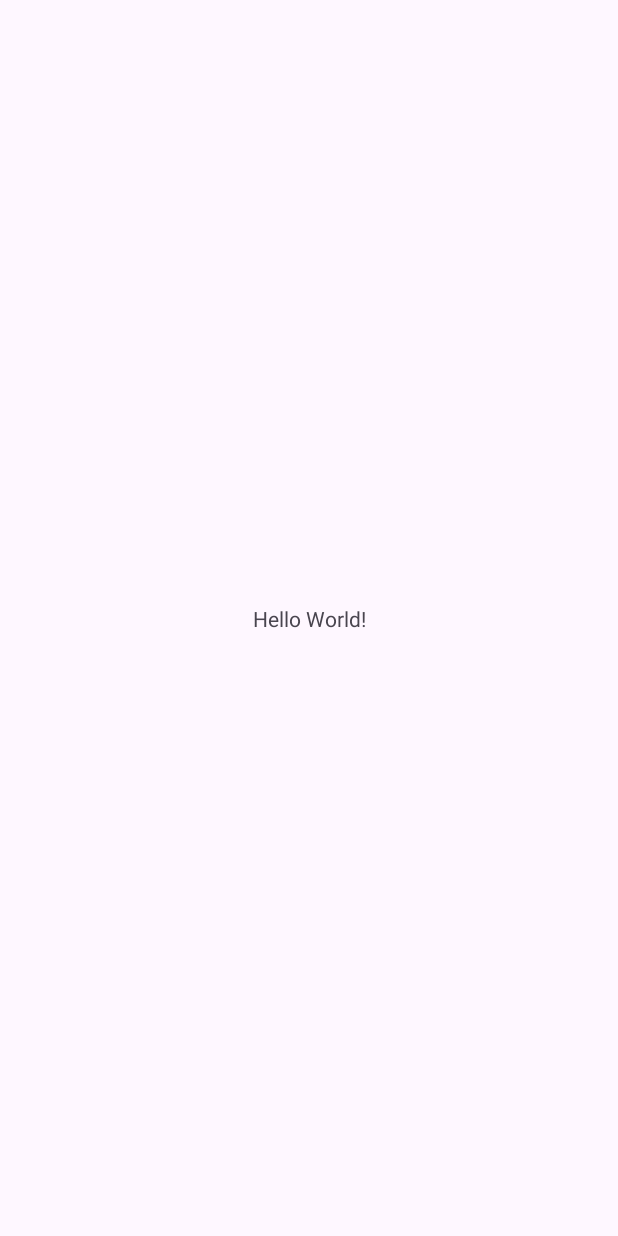
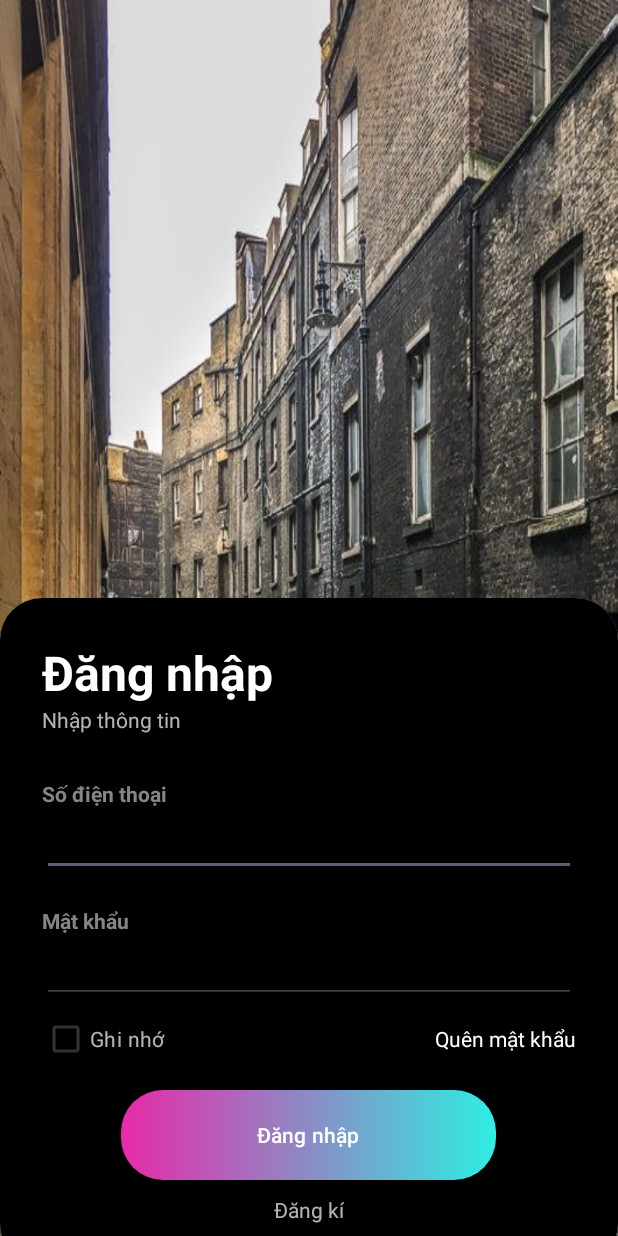
Before and after one commit to MinhKr/Project-Android, an Android app: the screen it shows after launch (MainActivity before the commit, LoginActivity after it), on a phone screen of 412 x 824 dp. Before the commit the screen is almost empty. Run offline under Robolectric (Android 15) with nearby library versions, the phone set to English and light mode, and no system bars.

Commit message:
upload file login activity

```diff
--- a/app/build.gradle.kts
+++ b/app/build.gradle.kts
@@ -29,6 +29,9 @@ android {
         sourceCompatibility = JavaVersion.VERSION_1_8
         targetCompatibility = JavaVersion.VERSION_1_8
     }
+    buildFeatures {
+        viewBinding = true
+    }
 }
 
 dependencies {
@@ -37,6 +40,9 @@ dependencies {
     implementation(libs.material)
     implementation(libs.activity)
     implementation(libs.constraintlayout)
+    implementation(libs.annotation)
+    implementation(libs.lifecycle.livedata.ktx)
+    implementation(libs.lifecycle.viewmodel.ktx)
     testImplementation(libs.junit)
     androidTestImplementation(libs.ext.junit)
     androidTestImplementation(libs.espresso.core)
--- a/app/src/main/AndroidManifest.xml
+++ b/app/src/main/AndroidManifest.xml
@@ -14,6 +14,9 @@
         tools:targetApi="31">
         <activity
             android:name=".MainActivity"
+            android:exported="true" />
+        <activity
+            android:name=".LoginActivity"
             android:exported="true">
             <intent-filter>
                 <action android:name="android.intent.action.MAIN" />
--- /dev/null
+++ b/app/src/main/java/com/example/map_chat_app/LoginActivity.java
@@ -0,0 +1,24 @@
+package com.example.map_chat_app;
+
+import android.os.Bundle;
+
+import androidx.activity.EdgeToEdge;
+import androidx.appcompat.app.AppCompatActivity;
+import androidx.core.graphics.Insets;
+import androidx.core.view.ViewCompat;
+import androidx.core.view.WindowInsetsCompat;
+
+public class LoginActivity extends AppCompatActivity {
+
+    @Override
+    protected void onCreate(Bundle savedInstanceState) {
+        super.onCreate(savedInstanceState);
+        EdgeToEdge.enable(this);
+        setContentView(R.layout.activity_login);
+        ViewCompat.setOnApplyWindowInsetsListener(findViewById(R.id.main), (v, insets) -> {
+            Insets systemBars = insets.getInsets(WindowInsetsCompat.Type.systemBars());
+            v.setPadding(systemBars.left, systemBars.top, systemBars.right, systemBars.bottom);
+            return insets;
+        });
+    }
+}
--- /dev/null
+++ b/app/src/main/res/drawable/gradient_bg_button.xml
@@ -0,0 +1,12 @@
+<?xml version="1.0" encoding="utf-8"?>
+<selector xmlns:android="http://schemas.android.com/apk/res/android">
+    <item>
+        <shape>
+            <gradient android:startColor="#E82AA8"
+                android:endColor="#2EEEE3"/>
+
+            <corners
+                android:radius="28dp"/>
+        </shape>
+    </item>
+</selector>
--- /dev/null
+++ b/app/src/main/res/layout/activity_login.xml
@@ -0,0 +1,135 @@
+<?xml version="1.0" encoding="utf-8"?>
+<RelativeLayout xmlns:android="http://schemas.android.com/apk/res/android"
+    xmlns:app="http://schemas.android.com/apk/res-auto"
+    xmlns:tools="http://schemas.android.com/tools"
+    android:id="@+id/main"
+    android:layout_width="match_parent"
+    android:layout_height="match_parent"
+    android:background="@drawable/bg"
+    tools:context=".LoginActivity">
+
+    <androidx.cardview.widget.CardView
+        android:id="@+id/card_view"
+        android:layout_width="match_parent"
+        android:layout_height="wrap_content"
+        android:layout_alignParentBottom="true"
+        android:layout_marginBottom="-20dp"
+        app:cardCornerRadius="28dp">
+
+        <LinearLayout
+            android:layout_width="match_parent"
+            android:layout_height="wrap_content"
+            android:orientation="vertical"
+            android:padding="28dp"
+            android:background="@color/black">
+
+            <TextView
+                android:layout_width="wrap_content"
+                android:layout_height="wrap_content"
+                android:text="@string/welcome"
+                android:textSize="32sp"
+                android:textStyle="bold"
+                android:textColor="#FFFFFF"/>
+
+            <TextView
+                android:layout_width="wrap_content"
+                android:layout_height="wrap_content"
+                android:alpha="0.7"
+                android:text="Nhập thông tin"
+                android:textColor="#FFFFFF"/>
+
+            <View
+                android:layout_width="wrap_content"
+                android:layout_height="30dp" />
+
+            <TextView
+                android:layout_width="wrap_content"
+                android:layout_height="wrap_content"
+                android:alpha="0.7"
+                android:text="@string/prompt_phone"
+                android:textStyle="bold"
+                android:textColor="#BFBFBF"/>
+
+            <EditText
+                android:id="@+id/input_txt_phonenumber"
+                android:layout_width="match_parent"
+                android:layout_height="wrap_content"
+                 />
+
+            <View
+                android:layout_width="wrap_content"
+                android:layout_height="20dp" />
+
+            <TextView
+                android:layout_width="wrap_content"
+                android:layout_height="wrap_content"
+                android:alpha="0.7"
+                android:text="@string/prompt_password"
+                android:textStyle="bold"
+                android:textColor="#BFBFBF"/>
+
+            <EditText
+                android:id="@+id/input_txt_password"
+                android:layout_width="match_parent"
+                android:layout_height="wrap_content"
+                 />
+
+            <RelativeLayout
+                android:layout_width="match_parent"
+                android:layout_height="wrap_content">
+
+                <CheckBox
+                    android:layout_width="wrap_content"
+                    android:layout_height="wrap_content"
+                    android:layout_centerVertical="true"
+                    android:alpha="0.7"
+                    android:text="Ghi nhớ"
+                    android:textColor="@color/white"
+                    />
+
+                <TextView
+                    android:layout_width="wrap_content"
+                    android:layout_height="wrap_content"
+                    android:layout_alignParentEnd="true"
+                    android:layout_centerVertical="true"
+                    android:text="Quên mật khẩu"
+                    android:textColor="@color/white"/>
+
+            </RelativeLayout>
+
+            <View
+                android:layout_width="wrap_content"
+                android:layout_height="10dp" />
+
+            <com.google.android.material.button.MaterialButton
+                android:layout_width="250dp"
+                android:layout_height="60dp"
+                android:text="Đăng nhập"
+                app:cornerRadius="32dp"
+                android:gravity="center"
+                android:layout_gravity="center"
+                app:backgroundTint="@null"
+                android:background="@drawable/gradient_bg_button"/>
+
+            <View
+                android:layout_width="wrap_content"
+                android:layout_height="10dp" />
+
+            <TextView
+                android:layout_width="wrap_content"
+                android:layout_height="wrap_content"
+                android:layout_gravity="center"
+                android:alpha="0.7"
+                android:text="Đăng kí"
+                android:textColor="@color/white"/>
+
+
+        </LinearLayout>
+
+
+    </androidx.cardview.widget.CardView>
+
+
+
+
+</RelativeLayout>
--- a/app/src/main/res/values/strings.xml
+++ b/app/src/main/res/values/strings.xml
@@ -1,3 +1,11 @@
 <resources>
     <string name="app_name">Map-Chat-App</string>
+    <string name="title_activity_login">LoginActivity</string>
+    <string name="prompt_phone">Số điện thoại</string>
+    <string name="prompt_password">Mật khẩu</string>
+    <string name="action_sign_in">Đăng nhập</string>
+    <string name="welcome">"Đăng nhập"</string>
+    <string name="invalid_username">Not a valid username</string>
+    <string name="invalid_password">Password must be >5 characters</string>
+    <string name="login_failed">"Login failed"</string>
 </resources>
--- a/gradle/libs.versions.toml
+++ b/gradle/libs.versions.toml
@@ -7,6 +7,9 @@ appcompat = "1.6.1"
 material = "1.12.0"
 activity = "1.8.0"
 constraintlayout = "2.1.4"
+annotation = "1.6.0"
+lifecycleLivedataKtx = "2.6.1"
+lifecycleViewmodelKtx = "2.6.1"
 
 [libraries]
 junit = { group = "junit", name = "junit", version.ref = "junit" }
@@ -16,6 +19,9 @@ appcompat = { group = "androidx.appcompat", name = "appcompat", version.ref = "a
 material = { group = "com.google.android.material", name = "material", version.ref = "material" }
 activity = { group = "androidx.activity", name = "activity", version.ref = "activity" }
 constraintlayout = { group = "androidx.constraintlayout", name = "constraintlayout", version.ref = "constraintlayout" }
+annotation = { group = "androidx.annotation", name = "annotation", version.ref = "annotation" }
+lifecycle-livedata-ktx = { group = "androidx.lifecycle", name = "lifecycle-livedata-ktx", version.ref = "lifecycleLivedataKtx" }
+lifecycle-viewmodel-ktx = { group = "androidx.lifecycle", name = "lifecycle-viewmodel-ktx", version.ref = "lifecycleViewmodelKtx" }
 
 [plugins]
 androidApplication = { id = "com.android.application", version.ref = "agp" }
```
Also changed, not shown: app/src/main/res/drawable/bg.jpg (added).
